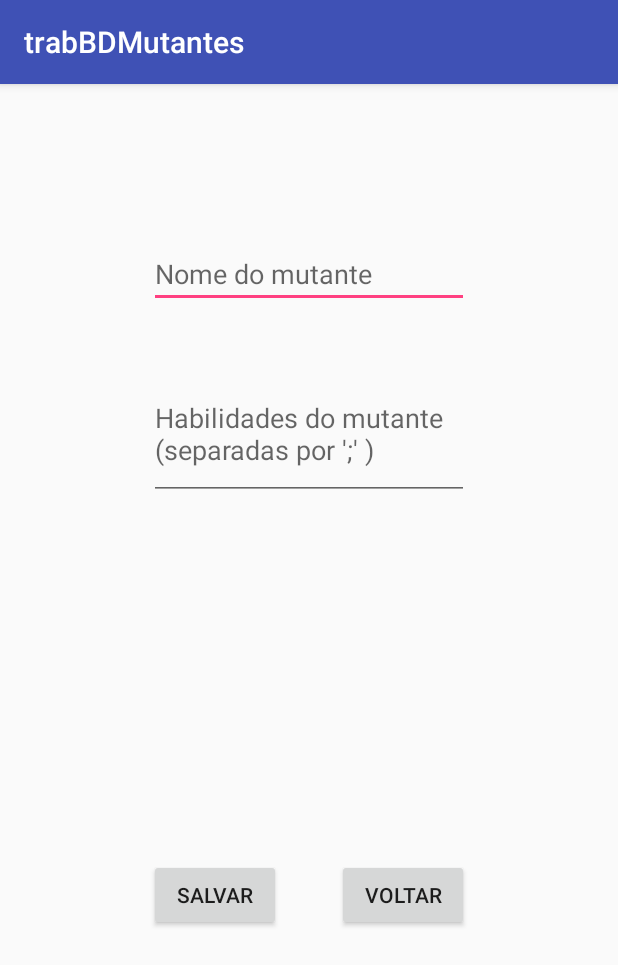
After one commit to itaayp/BD-Mutantes, an Android app: the CadastrarActivity screen opened directly, with no data from a screen before it, on a phone screen of 412 x 824 dp. The commit adds this screen. Shown: the top 965 px of the screen. Run offline under Robolectric (Android 15) with nearby library versions, the phone set to English and light mode, and no system bars.

Commit message:
Implementação de cadastro de mutante e listagem de mutantes cadastrados

```diff
--- a/app/src/main/AndroidManifest.xml
+++ b/app/src/main/AndroidManifest.xml
@@ -9,13 +9,16 @@
         android:roundIcon="@mipmap/ic_launcher_round"
         android:supportsRtl="true"
         android:theme="@style/AppTheme">
-        <activity android:name=".MainActivity">
+        <activity android:name=".DashboardActivity">
             <intent-filter>
                 <action android:name="android.intent.action.MAIN" />
 
                 <category android:name="android.intent.category.LAUNCHER" />
             </intent-filter>
         </activity>
+        <activity android:name=".ListarActivity" />
+        <activity android:name=".CadastrarActivity" />
+        <activity android:name=".PesquisarActivity" />
     </application>
 
 </manifest>
--- /dev/null
+++ b/app/src/main/java/com/tads/luck/trabbdmutantes/CadastrarActivity.java
@@ -0,0 +1,64 @@
+package com.tads.luck.trabbdmutantes;
+
+import android.content.Intent;
+import android.support.v7.app.AppCompatActivity;
+import android.os.Bundle;
+import android.view.View;
+import android.widget.TextView;
+import android.widget.Toast;
+
+public class CadastrarActivity extends AppCompatActivity {
+
+    private TextView fieldName;
+    private TextView fieldSkills;
+    private MutanteDAO mutanteDBoperation;
+
+    @Override
+    protected void onCreate(Bundle savedInstanceState) {
+        super.onCreate(savedInstanceState);
+        setContentView(R.layout.activity_cadastrar);
+
+        mutanteDBoperation = new MutanteDAO(this);
+        mutanteDBoperation.open();
+
+        fieldName = findViewById(R.id.mutanteName);
+        fieldSkills = findViewById(R.id.mutanteSkills);
+
+    }
+
+    public void voltar(View view){
+        Intent tela = new Intent(getApplicationContext(), DashboardActivity.class);
+        startActivity(tela);
+    }
+
+    public void salvar(View view){
+        String mutanteName = fieldName.getText().toString();
+        String[] mutanteSkills = retornarSkills(fieldSkills.getText().toString());
+        Mutante mutante = new Mutante(mutanteName,mutanteSkills);
+        if (mutanteDBoperation.addMutante(mutante) >= 0)
+            Toast.makeText(getApplicationContext(),"Salvo com sucesso", Toast.LENGTH_SHORT).show();
+        else
+            Toast.makeText(getApplicationContext(),"Erro ao salvar", Toast.LENGTH_SHORT).show();
+        voltar(view);
+        //Toast.makeText(getApplicationContext(),mutanteName, Toast.LENGTH_SHORT).show();
+        //for(int c = 0; c < mutanteSkills.length; c++)
+        //Toast.makeText(getApplicationContext(),mutanteSkills[c], Toast.LENGTH_SHORT).show();
+    }
+
+    private String[] retornarSkills(String skills){
+        return skills.split(";");
+    }
+
+    @Override
+    protected void onResume() {
+        mutanteDBoperation.open();
+        super.onResume();
+    }
+
+    @Override
+    protected void onPause() {
+        mutanteDBoperation.close();
+        super.onPause();
+    }
+
+}
--- /dev/null
+++ b/app/src/main/java/com/tads/luck/trabbdmutantes/MutanteBDWrapper.java
@@ -0,0 +1,123 @@
+package com.tads.luck.trabbdmutantes;
+
+import android.content.Context;
+import android.database.sqlite.SQLiteDatabase;
+import android.database.sqlite.SQLiteOpenHelper;
+
+public class MutanteBDWrapper extends SQLiteOpenHelper {
+
+    private static final String DATABASE_NAME = "Mutantes.db";
+    private static final int DATABASE_VERSION = 4;
+    public static final String MUTANTES = "Mutantes";
+    public static final String MUTANTE_ID = "_id";
+    public static final String MUTANTE_NAME = "_name";
+
+    private static final String DATABASE_CREATE_MUTANTE = "create table " +
+            MUTANTES + "(" + MUTANTE_ID + " integer primary key autoincrement, " +
+            MUTANTE_NAME + " text not null);";
+
+    public static final String SKILLS = "Skills";
+    public static final String MUTANTE_SKILL_ID = "_id";
+    public static final String SKILL_NAME = "_name";
+
+    private static final String DATABASE_CREATE_SKILLS = "create table " +
+            SKILLS + "(" + MUTANTE_SKILL_ID + " integer, " +
+            SKILL_NAME + " text not null);";
+
+    public MutanteBDWrapper(Context context){
+        super(context, DATABASE_NAME, null, DATABASE_VERSION);
+    }
+
+    @Override
+    public String getDatabaseName() {
+        return super.getDatabaseName();
+    }
+
+    @Override
+    public void setWriteAheadLoggingEnabled(boolean enabled) {
+        super.setWriteAheadLoggingEnabled(enabled);
+    }
+
+    @Override
+    public void setLookasideConfig(int slotSize, int slotCount) {
+        super.setLookasideConfig(slotSize, slotCount);
+    }
+
+    @Override
+    public void setOpenParams(SQLiteDatabase.OpenParams openParams) {
+        super.setOpenParams(openParams);
+    }
+
+    @Override
+    public void setIdleConnectionTimeout(long idleConnectionTimeoutMs) {
+        super.setIdleConnectionTimeout(idleConnectionTimeoutMs);
+    }
+
+    @Override
+    public SQLiteDatabase getWritableDatabase() {
+        return super.getWritableDatabase();
+    }
+
+    @Override
+    public SQLiteDatabase getReadableDatabase() {
+        return super.getReadableDatabase();
+    }
+
+    @Override
+    public synchronized void close() {
+        super.close();
+    }
+
+    @Override
+    public void onConfigure(SQLiteDatabase db) {
+        super.onConfigure(db);
+    }
+
+    @Override
+    public void onDowngrade(SQLiteDatabase db, int oldVersion, int newVersion) {
+        super.onDowngrade(db, oldVersion, newVersion);
+    }
+
+    @Override
+    public void onOpen(SQLiteDatabase db) {
+        super.onOpen(db);
+    }
+
+    @Override
+    public int hashCode() {
+        return super.hashCode();
+    }
+
+    @Override
+    public boolean equals(Object obj) {
+        return super.equals(obj);
+    }
+
+    @Override
+    protected Object clone() throws CloneNotSupportedException {
+        return super.clone();
+    }
+
+    @Override
+    public String toString() {
+        return super.toString();
+    }
+
+    @Override
+    protected void finalize() throws Throwable {
+        super.finalize();
+    }
+
+    @Override
+    public void onCreate(SQLiteDatabase db) {
+        db.execSQL(DATABASE_CREATE_MUTANTE);
+        db.execSQL(DATABASE_CREATE_SKILLS);
+    }
+
+    @Override
+    public void onUpgrade(SQLiteDatabase db, int oldVersion, int newVersion) {
+        db.execSQL("DROP TABLE IF EXISTS " + MUTANTES);
+        db.execSQL("DROP TABLE IF EXISTS " + SKILLS);
+        onCreate(db);
+    }
+}
--- a/app/src/main/java/com/tads/luck/trabbdmutantes/MainActivity.java
+++ b/app/src/main/java/com/tads/luck/trabbdmutantes/PesquisarActivity.java
@@ -3,11 +3,11 @@ package com.tads.luck.trabbdmutantes;
 import android.support.v7.app.AppCompatActivity;
 import android.os.Bundle;
 
-public class MainActivity extends AppCompatActivity {
+public class PesquisarActivity extends AppCompatActivity {
 
     @Override
     protected void onCreate(Bundle savedInstanceState) {
         super.onCreate(savedInstanceState);
-        setContentView(R.layout.activity_main);
+        setContentView(R.layout.activity_pesquisar);
     }
 }
--- /dev/null
+++ b/app/src/main/res/layout/activity_cadastrar.xml
@@ -0,0 +1,57 @@
+<?xml version="1.0" encoding="utf-8"?>
+<RelativeLayout
+    xmlns:android="http://schemas.android.com/apk/res/android"
+    xmlns:tools="http://schemas.android.com/tools"
+    android:layout_width="match_parent"
+    android:layout_height="match_parent"
+    tools:context=".CadastrarActivity">
+
+    <EditText
+        android:id="@+id/mutanteName"
+        android:layout_width="wrap_content"
+        android:layout_height="wrap_content"
+        android:layout_alignParentTop="true"
+        android:layout_centerHorizontal="true"
+        android:layout_marginTop="104dp"
+        android:ems="10"
+        android:hint="Nome do mutante"
+        android:inputType="textPersonName"
+        tools:layout_editor_absoluteX="85dp"
+        tools:layout_editor_absoluteY="63dp" />
+
+    <EditText
+        android:id="@+id/mutanteSkills"
+        android:layout_width="wrap_content"
+        android:layout_height="87dp"
+        android:layout_alignParentTop="true"
+        android:layout_centerHorizontal="true"
+        android:layout_marginTop="190dp"
+        android:ems="10"
+        android:hint="Habilidades do mutante \n(separadas por ';' )"
+        android:inputType="textPersonName"
+        tools:layout_editor_absoluteX="85dp"
+        tools:layout_editor_absoluteY="133dp" />
+
+    <Button
+        android:id="@+id/btnSalvar"
+        android:layout_width="wrap_content"
+        android:layout_height="wrap_content"
+        android:layout_alignParentBottom="true"
+        android:layout_alignStart="@+id/mutanteName"
+        android:layout_marginBottom="203dp"
+        android:onClick="salvar"
+        android:text="Salvar"
+        tools:layout_editor_absoluteX="85dp"
+        tools:layout_editor_absoluteY="259dp" />
+
+    <Button
+        android:id="@+id/btnVoltar"
+        android:layout_width="wrap_content"
+        android:layout_height="wrap_content"
+        android:layout_alignEnd="@+id/mutanteName"
+        android:layout_alignTop="@+id/btnSalvar"
+        android:onClick="voltar"
+        android:text="Voltar"
+        tools:layout_editor_absoluteX="223dp"
+        tools:layout_editor_absoluteY="259dp" />
+</RelativeLayout>
```
Also changed, not shown: app/src/main/java/com/tads/luck/trabbdmutantes/DashboardActivity.java (added, +30 -0 lines), app/src/main/java/com/tads/luck/trabbdmutantes/ListarActivity.java (added, +42 -0 lines), app/src/main/java/com/tads/luck/trabbdmutantes/Mutante.java (added, +52 -0 lines), app/src/main/java/com/tads/luck/trabbdmutantes/MutanteDAO.java (added, +88 -0 lines), app/src/main/res/layout/activity_dashboard.xml (added, +35 -0 lines), app/src/main/res/layout/activity_listar.xml (added, +15 -0 lines), app/src/main/res/layout/activity_main.xml (deleted, +0 -18 lines), app/src/main/res/layout/activity_pesquisar.xml (added, +9 -0 lines).
